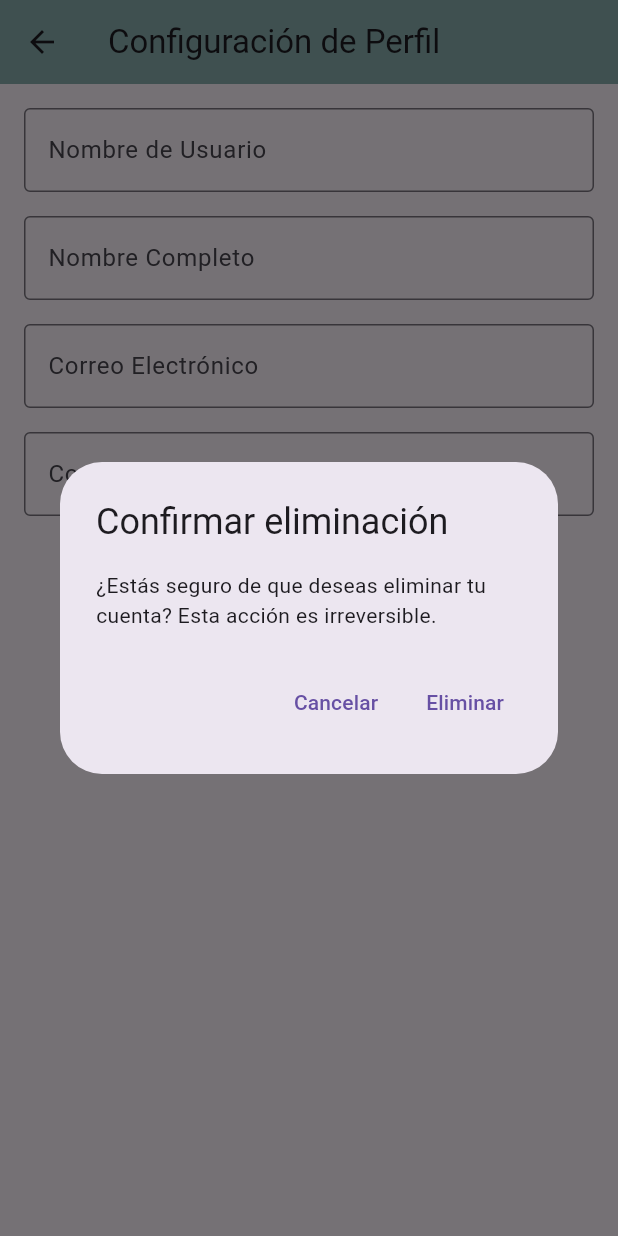
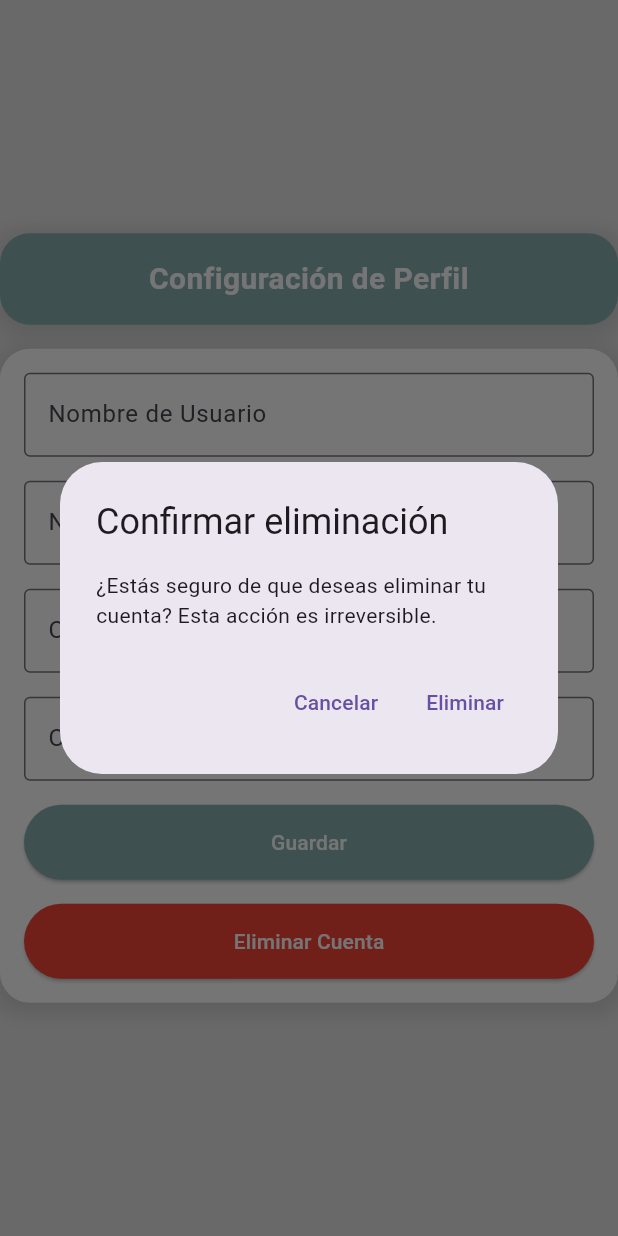
Before and after one commit to mayravm26/Frontend_minimo2, a Flutter app: the ConfiguracionScreen screen opened directly, after a tap on "Eliminar Cuenta", on a phone screen of 412 x 824 dp. Run offline on Flutter 3.47's test engine with Material 3 defaults, Android fonts, the phone set to English and light mode, and no system bars; our stand-ins replace dio, get, jwt_decoder, shared_preferences, table_calendar; missing offline and left inert: cloudinary_flutter, cloudinary_url_gen, image_picker_web; accounts and stored records are empty; network calls fail.

Commit message:
detalls visuals

```diff
--- a/lib/screen/configurationScreen.dart
+++ b/lib/screen/configurationScreen.dart
@@ -155,13 +155,59 @@ Future<void> _deleteUser() async {
 @override
 Widget build(BuildContext context) {
   return Scaffold(
-      appBar: AppBar(
-        title: const Text("Configuración de Perfil"),
-        backgroundColor: const Color(0xFF89AFAF),
+    backgroundColor: const Color(0xFFE5E5E5), // Color de fondo de la pantalla
+    body: Center( // Centrar todo el contenido
+      child: Column(
+        mainAxisSize: MainAxisSize.min,
+        children: [
+          // Contenedor superior con esquinas redondeadas
+          Container(
+            width: 500, // Ancho del contenedor
+            decoration: BoxDecoration(
+              color: const Color(0xFF89AFAF), // Color del AppBar
+              borderRadius: BorderRadius.circular(20.0), // Bordes redondeados en las 4 esquinas
+              boxShadow: [
+                BoxShadow(
+                  color: Colors.black.withOpacity(0.1),
+                  spreadRadius: 5,
+                  blurRadius: 10,
+                  offset: const Offset(0, 3), // Sombra suave
                 ),
-      body: Padding(
+              ],
+            ),
+            child: Padding(
+              padding: const EdgeInsets.symmetric(vertical: 16.0),
+              child: Text(
+                "Configuración de Perfil",
+                textAlign: TextAlign.center,
+                style: const TextStyle(
+                  color: Colors.white,
+                  fontSize: 20,
+                  fontWeight: FontWeight.bold,
+                ),
+              ),
+            ),
+          ),
+          const SizedBox(height: 16), // Separación entre el contenedor superior y el formulario
+          // Contenedor principal con el formulario
+          Container(
+            width: 500,
             padding: const EdgeInsets.all(16.0),
+            decoration: BoxDecoration(
+              color: Colors.white,
+              borderRadius: BorderRadius.circular(20.0), // Redondear solo las esquinas del formulario
+              boxShadow: [
+                BoxShadow(
+                  color: Colors.black.withOpacity(0.1),
+                  spreadRadius: 5,
+                  blurRadius: 10,
+                  offset: const Offset(0, 3), // Sombra suave
+                ),
+              ],
+            ),
+            child: SingleChildScrollView(
               child: Column(
+                crossAxisAlignment: CrossAxisAlignment.start,
                 children: [
                   TextField(
                     controller: _usernameController,
@@ -200,20 +246,29 @@ Future<void> _deleteUser() async {
                     onPressed: _saveConfiguration, // Guardar configuración
                     style: ElevatedButton.styleFrom(
                       backgroundColor: const Color(0xFF89AFAF),
+                      foregroundColor: Colors.white, // Color del texto
+                      minimumSize: const Size(double.infinity, 50), // Botón ancho
                     ),
                     child: const Text('Guardar'),
                   ),
                   const SizedBox(height: 16),
                   ElevatedButton(
-              onPressed: _showDeleteConfirmationDialog, // Mostrar diálogo de confirmación para eliminar
+                    onPressed: _showDeleteConfirmationDialog, // Mostrar diálogo de confirmación
                     style: ElevatedButton.styleFrom(
-                backgroundColor: Colors.red, // Rojo para indicar acción destructiva
+                      backgroundColor: Colors.red,
+                      foregroundColor: Colors.white, // Color del texto
+                      minimumSize: const Size(double.infinity, 50), // Botón ancho
                     ),
                     child: const Text('Eliminar Cuenta'),
                   ),
                 ],
               ),
             ),
+          ),
+        ],
+      ),
+    ),
   );
 }
+
 }
--- a/lib/screen/perfilScreen.dart
+++ b/lib/screen/perfilScreen.dart
@@ -131,8 +131,8 @@ class _PerfilScreenState extends State<PerfilScreen> {
   }
 
   // Método para mostrar el diálogo emergente de configuración
-  void _showConfiguracionDialog(BuildContext context) {
-    showDialog(
+  void _showConfiguracionDialog(BuildContext context) async {
+  final result = await showDialog<Map<String, String>>(
     context: context,
     builder: (BuildContext context) {
       return Dialog(
@@ -143,15 +143,35 @@ class _PerfilScreenState extends State<PerfilScreen> {
         backgroundColor: Colors.white, // Fondo blanco para el diálogo
         child: Container(
           padding: const EdgeInsets.all(16), // Padding alrededor de la pantalla de configuración
+          width: 500, // Ancho del diálogo
+          height: 500,
           constraints: BoxConstraints(
-              maxWidth: 500, // Ancho máximo para el diálogo
-              minHeight: 100, // Alto mínimo
+            //maxWidth: 500, // Ancho máximo para el diálogo
+            //minHeight: 100, // Alto mínimo
           ),
-            child: ConfiguracionScreen(),  // Aquí se muestra la Configuración en el diálogo
+          child: ConfiguracionScreen(), // Pantalla de configuración
         ),
       );
     },
   );
+
+  if (result != null) {
+    // Actualizar SharedPreferences con los nuevos valores
+    SharedPreferences prefs = await SharedPreferences.getInstance();
+    await prefs.setString('username', result['username'] ?? '');
+    await prefs.setString('email', result['email'] ?? '');
+
+    // Refrescar los valores en pantalla
+    setState(() {
+      _username = result['username'];
+      _email = result['email'];
+    });
+  }
+}
+
+
+void closeWithResult(BuildContext context, String newUsername, String newEmail) {
+  Navigator.of(context).pop({'username': newUsername, 'email': newEmail});
 }
 
   // Método para cerrar sesión
```
Lines whose indentation alone changed are shown as unchanged.
